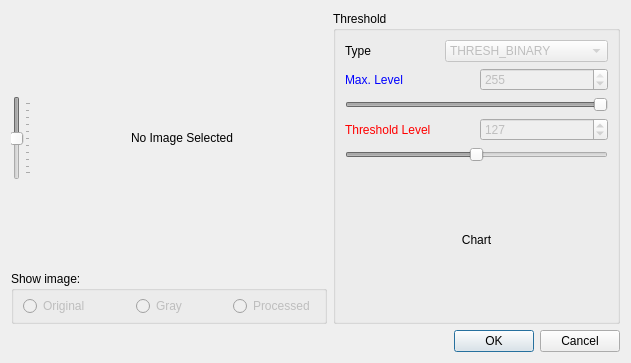
First picture: the form in OpenCV-GUI/dialogthreshold.ui, repository rodbeliramos/OpenCV-GUI, before the edit.
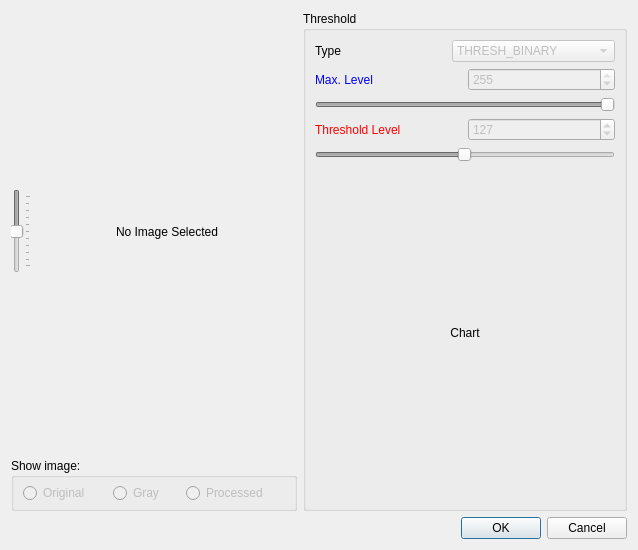
Second picture: the form after the edit.

Patch:
```diff
--- a/OpenCV-GUI/dialogthreshold.ui
+++ b/OpenCV-GUI/dialogthreshold.ui
@@ -6,8 +6,8 @@
    <rect>
     <x>0</x>
     <y>0</y>
-    <width>631</width>
-    <height>363</height>
+    <width>638</width>
+    <height>550</height>
    </rect>
   </property>
   <property name="windowTitle">
@@ -20,9 +20,6 @@
       <layout class="QVBoxLayout" name="verticalLayout_2">
        <item>
         <layout class="QHBoxLayout" name="horizontalLayout_2">
-         <property name="sizeConstraint">
-          <enum>QLayout::SetDefaultConstraint</enum>
-         </property>
          <item>
           <widget class="QSlider" name="imageLineSlider">
            <property name="enabled">
@@ -59,6 +56,12 @@
              <verstretch>0</verstretch>
             </sizepolicy>
            </property>
+           <property name="maximumSize">
+            <size>
+             <width>500</width>
+             <height>16777215</height>
+            </size>
+           </property>
            <property name="text">
             <string>No Image Selected</string>
            </property>
@@ -74,6 +77,12 @@
        </item>
        <item>
         <widget class="QGroupBox" name="selectImageBox">
+         <property name="sizePolicy">
+          <sizepolicy hsizetype="Expanding" vsizetype="Preferred">
+           <horstretch>0</horstretch>
+           <verstretch>0</verstretch>
+          </sizepolicy>
+         </property>
          <property name="title">
           <string>Show image:</string>
          </property>
@@ -140,6 +149,19 @@
             </property>
            </widget>
           </item>
+          <item>
+           <spacer name="horizontalSpacer_3">
+            <property name="orientation">
+             <enum>Qt::Horizontal</enum>
+            </property>
+            <property name="sizeHint" stdset="0">
+             <size>
+              <width>40</width>
+              <height>20</height>
+             </size>
+            </property>
+           </spacer>
+          </item>
          </layout>
         </widget>
        </item>
@@ -147,6 +169,12 @@
      </item>
      <item>
       <widget class="QGroupBox" name="groupBox">
+       <property name="sizePolicy">
+        <sizepolicy hsizetype="Maximum" vsizetype="Preferred">
+         <horstretch>0</horstretch>
+         <verstretch>0</verstretch>
+        </sizepolicy>
+       </property>
        <property name="title">
         <string>Threshold</string>
        </property>
@@ -304,6 +332,12 @@
         </item>
         <item>
          <widget class="QLabel" name="chartView">
+          <property name="minimumSize">
+           <size>
+            <width>300</width>
+            <height>300</height>
+           </size>
+          </property>
           <property name="text">
            <string>Chart</string>
           </property>
```
